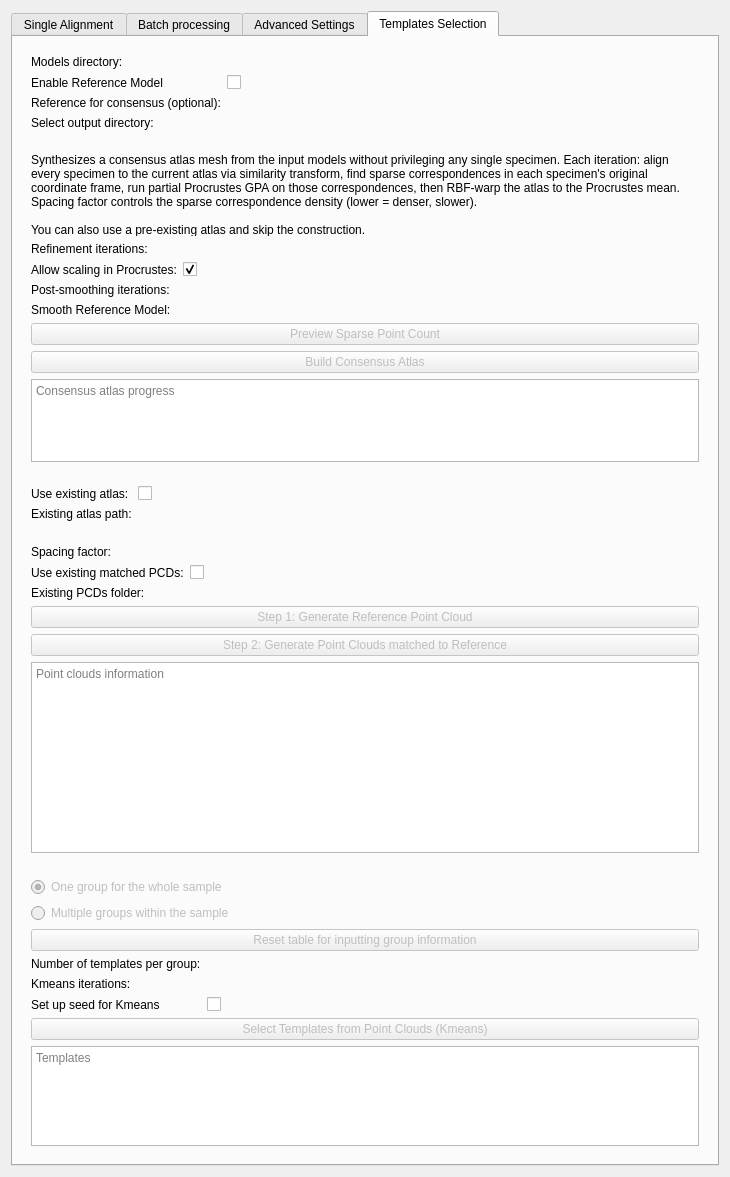
Before: the Qt Designer form ALPACA/Resources/UI/ALPACA.ui in SlicerMorph/SlicerMorph, drawn with Qt 5.
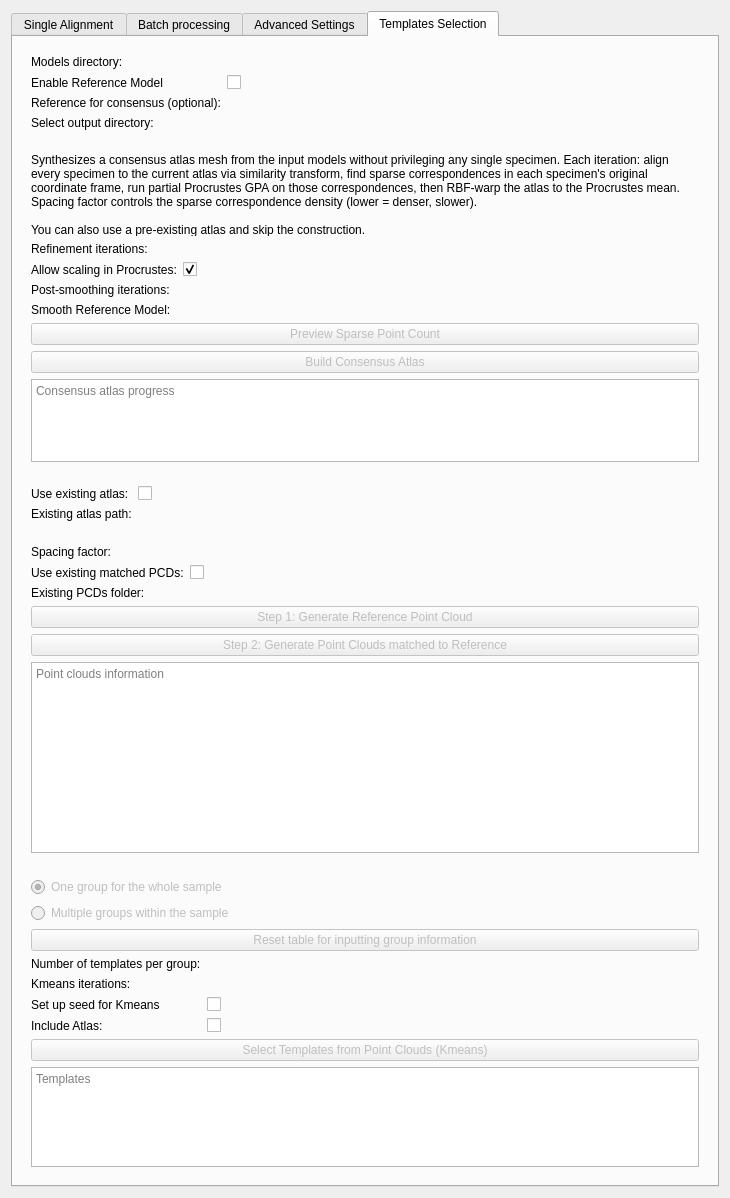
After: the same form once the commit is applied. The open tabs and pages were chosen to show the change. Custom widgets are drawn as their Qt base class.

Commit message:
Add 'Include Atlas' checkbox to kmeans template selection
- New unchecked-by-default checkbox in Multi-templates selection section;
  when unchecked, the reference/atlas mrk.json is excluded from the GPA,
  PCA, and k-means analysis so template selection reflects specimen
  variation only
- PCA scatter plots are already axis-symmetric around (0,0) via the
  SetXAxisRange(-pad, pad) / SetYAxisRange(-pad, pad) calls added previously

```diff
--- a/ALPACA/Resources/UI/ALPACA.ui
+++ b/ALPACA/Resources/UI/ALPACA.ui
@@ -1572,7 +1572,24 @@
             </property>
            </widget>
           </item>
-          <item row="6" column="0" colspan="2">
+          <item row="6" column="0">
+           <widget class="QLabel" name="includeAtlasLabel">
+            <property name="text">
+             <string>Include Atlas:</string>
+            </property>
+           </widget>
+          </item>
+          <item row="6" column="1">
+           <widget class="QCheckBox" name="includeAtlasCheckBox">
+            <property name="toolTip">
+             <string>Include the atlas (reference template) point cloud in the GPA, PCA, and k-means analysis. When unchecked the atlas is excluded so template selection reflects the specimen space only.</string>
+            </property>
+            <property name="checked">
+             <bool>false</bool>
+            </property>
+           </widget>
+          </item>
+          <item row="7" column="0" colspan="2">
            <widget class="QPushButton" name="kmeansTemplatesButton">
             <property name="enabled">
              <bool>false</bool>
@@ -1585,7 +1602,7 @@
             </property>
            </widget>
           </item>
-          <item row="7" column="0" colspan="2">
+          <item row="8" column="0" colspan="2">
            <widget class="QPlainTextEdit" name="templatesInfo">
             <property name="sizePolicy">
              <sizepolicy hsizetype="Preferred" vsizetype="MinimumExpanding">
```
The commit also changes 1 other file.
